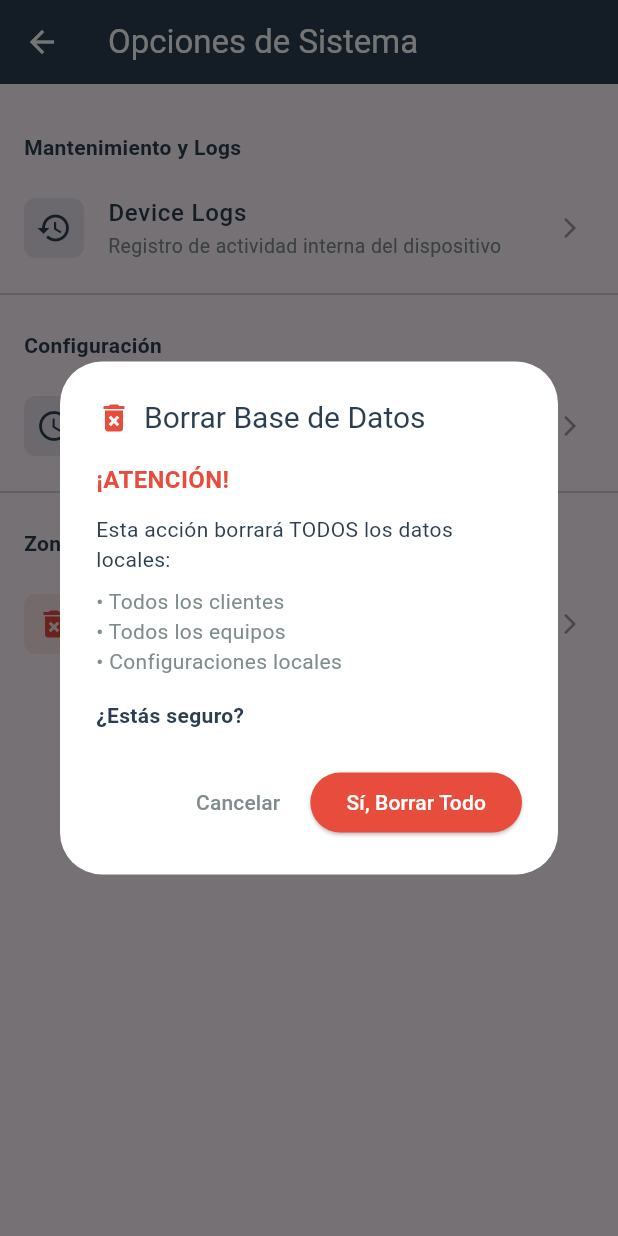
After one commit to alarSoftware/adaApp, a Flutter app: the SystemOptionsScreen screen opened directly, after a tap on "Borrar Base de Datos", on a phone screen of 412 x 824 dp. The commit adds this screen. Run offline on Flutter 3.47's test engine with Material 3 defaults, Android fonts, the phone set to English and light mode, and no system bars; our stand-ins replace battery_plus, connectivity_plus, device_info_plus, flutter_local_notifications, geolocator, image_picker and 6 more; missing offline and left inert: barcode_scan2, bcrypt, flutter_background_service; accounts and stored records are empty; network calls fail.

Commit message:
nueva pantalla para configuraciones de sistema para limpiar el panel principal

```diff
--- a/lib/config/app_config.dart
+++ b/lib/config/app_config.dart
@@ -1,4 +1,4 @@
 class AppConfig {
   static const String currentAppVersion = '1.0.3';
-  static const int databaseVersion = 1;
+  static const int databaseVersion = 2;
 }
--- a/lib/services/data/database_helper.dart
+++ b/lib/services/data/database_helper.dart
@@ -1,4 +1,5 @@
 import 'dart:async';
+import 'package:ada_app/config/app_config.dart';
 import 'dart:convert';
 import 'dart:io';
 
@@ -16,7 +17,7 @@ class DatabaseHelper {
   static Database? _database;
 
   static const String _databaseName = 'AdaApp.db';
-  static const int _databaseVersion = 2;
+  static const int _databaseVersion = AppConfig.databaseVersion;
 
   late final tables.DatabaseTables _tables;
   late final sync.DatabaseSync _sync;
--- a/lib/ui/screens/menu_principal/select_screen.dart
+++ b/lib/ui/screens/menu_principal/select_screen.dart
@@ -22,14 +22,15 @@ import 'package:ada_app/services/data/database_validation_service.dart';
 import 'package:ada_app/services/data/database_helper.dart';
 import 'package:ada_app/ui/screens/menu_principal/productos_screen.dart';
 import 'package:ada_app/ui/screens/menu_principal/about_screen.dart';
-import 'package:ada_app/ui/screens/device_log_screen.dart';
+import 'package:ada_app/config/app_config.dart';
 import 'package:ada_app/ui/screens/error_log_screen.dart';
-import 'package:ada_app/repositories/device_log_repository.dart'; // Needed for DeviceLogScreen
+
 import 'package:ada_app/services/device/location_service.dart';
-import 'package:ada_app/ui/screens/settings/work_hours_settings_screen.dart';
+
 import 'package:ada_app/services/navigation/navigation_guard_service.dart';
 import 'package:ada_app/services/navigation/route_constants.dart';
 import 'package:ada_app/ui/screens/operaciones_comerciales/operaciones_comerciales_history_screen.dart';
+import 'package:ada_app/ui/screens/settings/system_options_screen.dart';
 
 import 'dart:async';
 
@@ -1234,24 +1235,6 @@ class _SelectScreenState extends State<SelectScreen>
                   ),
                 ),
                 _buildDrawerItem(
-                  icon: Icons.history,
-                  label: 'Device Logs',
-                  onTap: () async {
-                    Navigator.pop(context);
-                    final db = await DatabaseHelper().database;
-                    if (context.mounted) {
-                      Navigator.push(
-                        context,
-                        MaterialPageRoute(
-                          builder: (context) => DeviceLogScreen(
-                            repository: DeviceLogRepository(db),
-                          ),
-                        ),
-                      );
-                    }
-                  },
-                ),
-                _buildDrawerItem(
                   icon: Icons.bug_report,
                   label: 'Log de Errores',
                   onTap: () {
@@ -1263,24 +1246,14 @@ class _SelectScreenState extends State<SelectScreen>
                   },
                 ),
                 _buildDrawerItem(
-                  icon: Icons.delete_forever,
-                  label: 'Borrar Base de Datos',
-                  color: AppColors.error,
-                  onTap: () {
-                    Navigator.pop(context);
-                    _viewModel.requestDeleteDatabase();
-                  },
-                ),
-                Divider(),
-                _buildDrawerItem(
-                  icon: Icons.access_time,
-                  label: 'Horario de Trabajo',
+                  icon: Icons.settings,
+                  label: 'Opciones de Sistema',
                   onTap: () {
                     Navigator.pop(context);
                     Navigator.push(
                       context,
                       MaterialPageRoute(
-                        builder: (_) => const WorkHoursSettingsScreen(),
+                        builder: (_) => const SystemOptionsScreen(),
                       ),
                     );
                   },
@@ -1303,7 +1276,7 @@ class _SelectScreenState extends State<SelectScreen>
           Padding(
             padding: const EdgeInsets.all(16.0),
             child: Text(
-              'Versión 1.0.0',
+              'Versión ${AppConfig.currentAppVersion}',
               style: TextStyle(color: AppColors.textSecondary, fontSize: 12),
             ),
           ),
--- /dev/null
+++ b/lib/ui/screens/settings/system_options_screen.dart
@@ -0,0 +1,269 @@
+import 'package:ada_app/repositories/device_log_repository.dart';
+import 'package:ada_app/services/data/database_helper.dart';
+import 'package:ada_app/ui/screens/device_log_screen.dart';
+import 'package:ada_app/ui/screens/settings/work_hours_settings_screen.dart';
+import 'package:ada_app/ui/theme/colors.dart';
+import 'package:ada_app/services/api/auth_service.dart';
+import 'package:flutter/material.dart';
+
+class SystemOptionsScreen extends StatelessWidget {
+  const SystemOptionsScreen({super.key});
+
+  @override
+  Widget build(BuildContext context) {
+    return Scaffold(
+      appBar: AppBar(
+        title: const Text('Opciones de Sistema'),
+        backgroundColor: AppColors.appBarBackground,
+        foregroundColor: AppColors.appBarForeground,
+      ),
+      body: ListView(
+        children: [
+          const SizedBox(height: 16),
+          _buildSectionHeader('Mantenimiento y Logs'),
+          _buildOptionTile(
+            context,
+            icon: Icons.history,
+            label: 'Device Logs',
+            subtitle: 'Registro de actividad interna del dispositivo',
+            onTap: () async {
+              final db = await DatabaseHelper().database;
+              if (context.mounted) {
+                Navigator.push(
+                  context,
+                  MaterialPageRoute(
+                    builder: (context) =>
+                        DeviceLogScreen(repository: DeviceLogRepository(db)),
+                  ),
+                );
+              }
+            },
+          ),
+          const Divider(),
+          _buildSectionHeader('Configuración'),
+          _buildOptionTile(
+            context,
+            icon: Icons.access_time,
+            label: 'Horario de Trabajo',
+            subtitle: 'Configurar horarios de operación',
+            onTap: () {
+              Navigator.push(
+                context,
+                MaterialPageRoute(
+                  builder: (_) => const WorkHoursSettingsScreen(),
+                ),
+              );
+            },
+          ),
+          const Divider(),
+          _buildSectionHeader('Zona de Peligro'),
+          _buildOptionTile(
+            context,
+            icon: Icons.delete_forever,
+            label: 'Borrar Base de Datos',
+            subtitle: 'Eliminar todos los datos locales y reiniciar',
+            color: AppColors.error,
+            onTap: () => _handleDeleteDatabase(context),
+          ),
+        ],
+      ),
+    );
+  }
+
+  Widget _buildSectionHeader(String title) {
+    return Padding(
+      padding: const EdgeInsets.fromLTRB(16, 16, 16, 8),
+      child: Text(
+        title,
+        style: TextStyle(
+          color: AppColors.primary,
+          fontWeight: FontWeight.bold,
+          fontSize: 14,
+        ),
+      ),
+    );
+  }
+
+  Widget _buildOptionTile(
+    BuildContext context, {
+    required IconData icon,
+    required String label,
+    required String subtitle,
+    required VoidCallback onTap,
+    Color? color,
+  }) {
+    return ListTile(
+      leading: Container(
+        padding: const EdgeInsets.all(8),
+        decoration: BoxDecoration(
+          color: (color ?? AppColors.primary).withValues(alpha: 0.1),
+          borderRadius: BorderRadius.circular(8),
+        ),
+        child: Icon(icon, color: color ?? AppColors.primary, size: 24),
+      ),
+      title: Text(
+        label,
+        style: TextStyle(
+          fontWeight: FontWeight.w500,
+          color: color ?? AppColors.textPrimary,
+        ),
+      ),
+      subtitle: Text(
+        subtitle,
+        style: TextStyle(color: AppColors.textSecondary, fontSize: 13),
+      ),
+      trailing: const Icon(
+        Icons.arrow_forward_ios,
+        size: 16,
+        color: Colors.grey,
+      ),
+      onTap: onTap,
+    );
+  }
+
+  Future<void> _handleDeleteDatabase(BuildContext context) async {
+    final confirmed = await showDialog<bool>(
+      context: context,
+      builder: (BuildContext context) {
+        return AlertDialog(
+          backgroundColor: AppColors.surface,
+          title: Row(
+            children: [
+              Icon(Icons.delete_forever, color: AppColors.error),
+              const SizedBox(width: 8),
+              Text(
+                'Borrar Base de Datos',
+                style: TextStyle(fontSize: 20, color: AppColors.textPrimary),
+              ),
+            ],
+          ),
+          content: Column(
+            mainAxisSize: MainAxisSize.min,
+            crossAxisAlignment: CrossAxisAlignment.start,
+            children: [
+              Text(
+                '¡ATENCIÓN!',
+                style: TextStyle(
+                  fontWeight: FontWeight.bold,
+                  color: AppColors.error,
+                  fontSize: 16,
+                ),
+              ),
+              const SizedBox(height: 12),
+              Text(
+                'Esta acción borrará TODOS los datos locales:',
+                style: TextStyle(color: AppColors.textPrimary),
+              ),
+              const SizedBox(height: 8),
+              Text(
+                '• Todos los clientes',
+                style: TextStyle(color: AppColors.textSecondary),
+              ),
+              Text(
+                '• Todos los equipos',
+                style: TextStyle(color: AppColors.textSecondary),
+              ),
+              Text(
+                '• Configuraciones locales',
+                style: TextStyle(color: AppColors.textSecondary),
+              ),
+              const SizedBox(height: 16),
+              Text(
+                '¿Estás seguro?',
+                style: TextStyle(
+                  fontWeight: FontWeight.bold,
+                  color: AppColors.textPrimary,
+                ),
+              ),
+            ],
+          ),
+          actions: [
+            TextButton(
+              onPressed: () => Navigator.of(context).pop(false),
+              child: Text(
+                'Cancelar',
+                style: TextStyle(color: AppColors.textSecondary),
+              ),
+            ),
+            ElevatedButton(
+              onPressed: () => Navigator.of(context).pop(true),
+              style: ElevatedButton.styleFrom(
+                backgroundColor: AppColors.error,
+                foregroundColor: AppColors.onPrimary,
+              ),
+              child: const Text('Sí, Borrar Todo'),
+            ),
+          ],
+        );
+      },
+    );
+
+    if (confirmed == true && context.mounted) {
+      try {
+        // Mostrar indicador de carga
+        if (context.mounted) {
+          showDialog(
+            context: context,
+            barrierDismissible: false,
+            builder: (context) =>
+                const Center(child: CircularProgressIndicator()),
+          );
+        }
+
+        final dbHelper = DatabaseHelper();
+        final authService = AuthService();
+
+        // Borrar tablas principales
+        await dbHelper.eliminar('clientes');
+        await dbHelper.eliminar('equipos');
+        await dbHelper.eliminar('equipos_pendientes');
+        await dbHelper.eliminar('censo_activo');
+
+        // Borrar tablas maestras
+        await dbHelper.eliminar('marcas');
+        await dbHelper.eliminar('modelos');
+        await dbHelper.eliminar('logo');
+        await dbHelper.eliminar('dynamic_form');
+        await dbHelper.eliminar('dynamic_form_detail');
+        await dbHelper.eliminar('dynamic_form_response');
+        await dbHelper.eliminar('dynamic_form_response_detail');
+        await dbHelper.eliminar('dynamic_form_response_image');
+
+        // Borrar imágenes de censos
+        await dbHelper.eliminar('censo_activo_foto');
+
+        // Limpiar datos de sincronización
+        await authService.clearSyncData();
+
+        if (context.mounted) {
+          // Cerrar diálogo de carga
+          Navigator.pop(context);
+
+          ScaffoldMessenger.of(context).showSnackBar(
+            const SnackBar(
+              content: Text('Base de datos eliminada. Reiniciando...'),
+              backgroundColor: AppColors.success,
+            ),
+          );
+
+          // Navegar al Login y remover todo el historial
+          Navigator.of(
+            context,
+          ).pushNamedAndRemoveUntil('/login', (Route<dynamic> route) => false);
+        }
+      } catch (e) {
+        if (context.mounted) {
+          // Cerrar diálogo de carga si está abierto
+          Navigator.pop(context);
+
+          ScaffoldMessenger.of(context).showSnackBar(
+            SnackBar(
+              content: Text('Error al borrar base de datos: $e'),
+              backgroundColor: AppColors.error,
+            ),
+          );
+        }
+      }
+    }
+  }
+}
--- a/pubspec.yaml
+++ b/pubspec.yaml
@@ -2,7 +2,7 @@ name: ada_app
 description: "A new Flutter project."
 publish_to: 'none'
 
-version: 1.0.1+2
+version: 1.0.3+3
 
 environment:
   sdk: ^3.8.1
```
